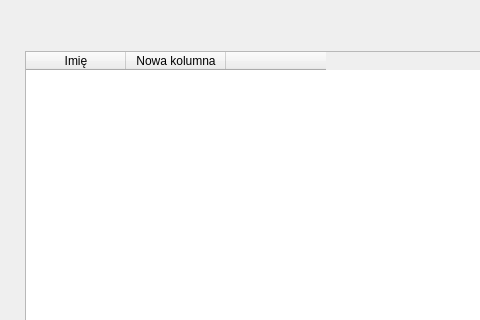
aleksanderkalenbach/IO_2020_2021_ASP, file tableedit_base.ui: the form before one commit; both pictures show x 0 to 480 and y 0 to 320 of the 1181 by 618 pixel window.
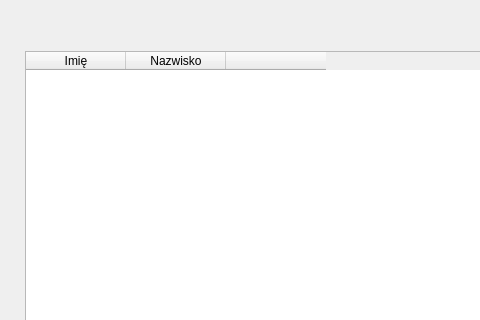
The form after the commit.

What changed in the file:
```diff
--- a/tableedit_base.ui
+++ b/tableedit_base.ui
@@ -29,7 +29,7 @@
     <set>Qt::AlignCenter</set>
    </property>
   </widget>
-  <widget class="QWidget" name="">
+  <widget class="QWidget" name="layoutWidget">
    <property name="geometry">
     <rect>
      <x>25</x>
@@ -48,7 +48,7 @@
       </column>
       <column>
        <property name="text">
-        <string>Nowa kolumna</string>
+        <string>Nazwisko</string>
        </property>
       </column>
       <column>
```
